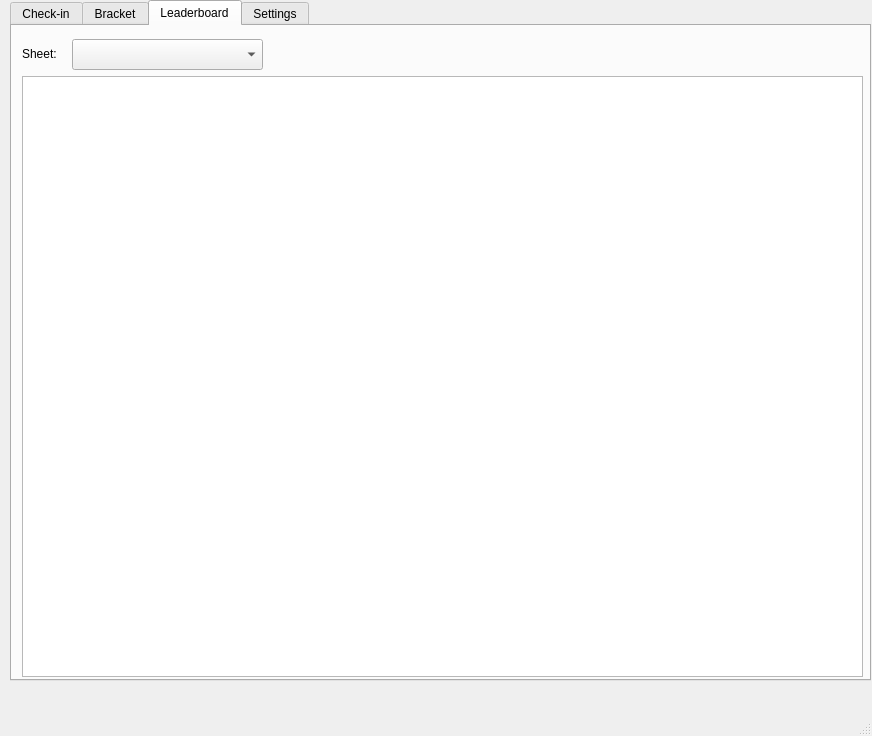
Old version of the form src/GUI/main.ui in the repository Astorec/BTMAppPy.
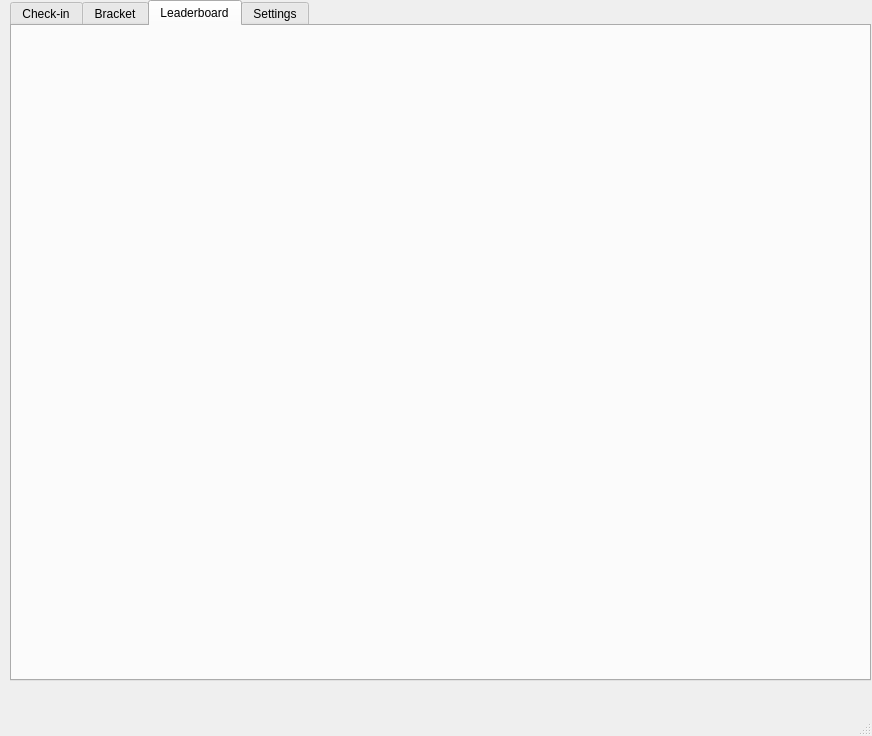
New version of the form. The open tabs and pages were chosen to show the change.

Commit message:
Add the ability to remove players from the tournament. When they are removed, it will update Challonge and the current Sheet
Players are now added to the sheet when added to the tournament

Player scores are updated on Challonge and Sheets
When edit is pressed it will reverse the Score on Sheets and Challonge

Tournament Type will update automatically based on the current player count

What changed in the file:
```diff
--- a/src/GUI/main.ui
+++ b/src/GUI/main.ui
@@ -304,39 +304,6 @@
      <attribute name="title">
       <string>Leaderboard</string>
      </attribute>
-     <widget class="QLabel" name="label_4">
-      <property name="geometry">
-       <rect>
-        <x>10</x>
-        <y>20</y>
-        <width>62</width>
-        <height>16</height>
-       </rect>
-      </property>
-      <property name="text">
-       <string>Sheet:</string>
-      </property>
-     </widget>
-     <widget class="QComboBox" name="sheet_cb">
-      <property name="geometry">
-       <rect>
-        <x>60</x>
-        <y>13</y>
-        <width>191</width>
-        <height>31</height>
-       </rect>
-      </property>
-     </widget>
-     <widget class="QTableWidget" name="leaderboard_table">
-      <property name="geometry">
-       <rect>
-        <x>10</x>
-        <y>50</y>
-        <width>841</width>
-        <height>601</height>
-       </rect>
-      </property>
-     </widget>
     </widget>
     <widget class="QWidget" name="settings_tab">
      <attribute name="title">
```
Left out of the diff: 15 changed lines with no effect on the pictures. The commit also changes 12 other files.
